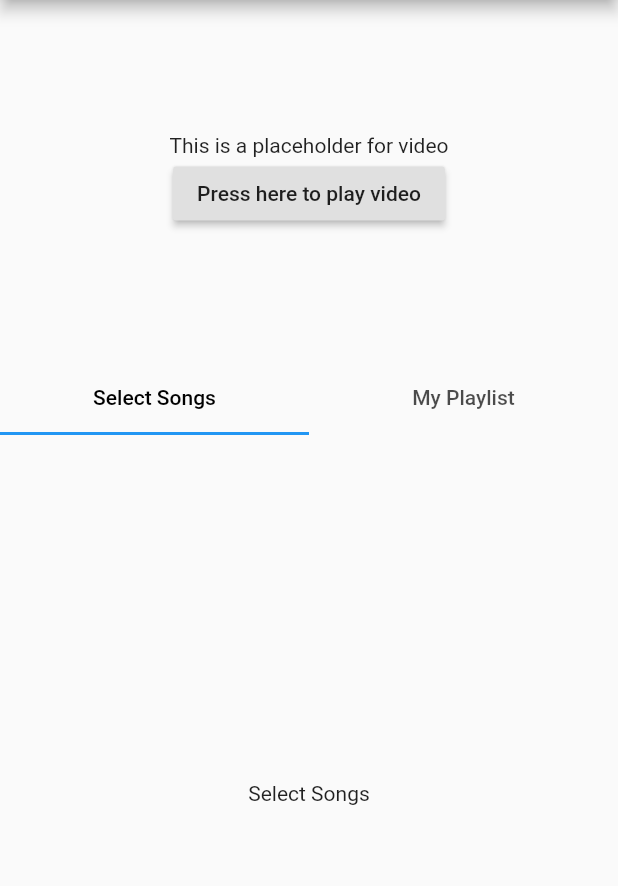
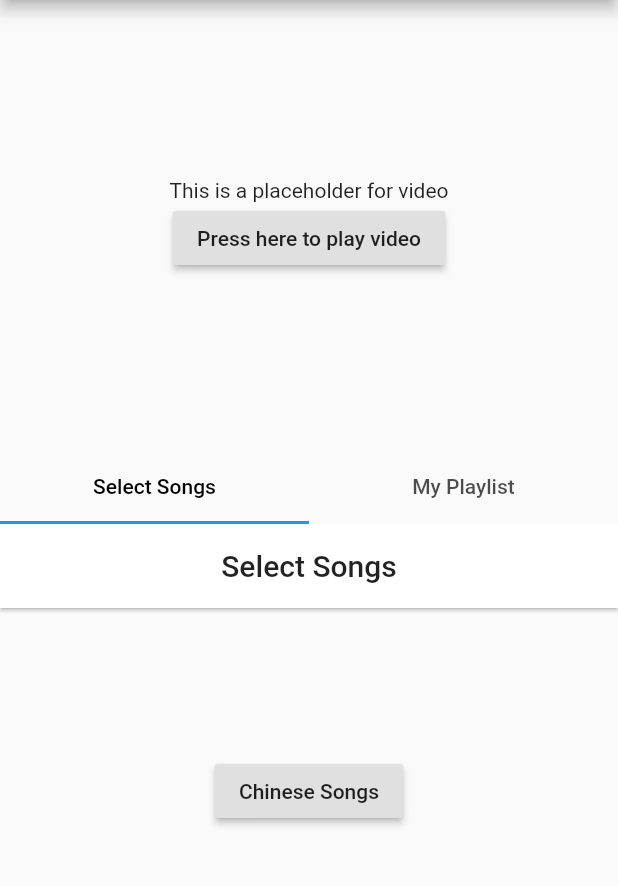
Before and after one commit to Janesee3/KaTVApp, a Flutter app: the screen it shows after launch, on a phone screen of 412 x 824 dp, the part 84-970 px from its top. Run offline on Flutter 3.47's test engine with Material 2 defaults, Android fonts, the phone set to English and light mode, and no system bars; missing offline and left inert: flutter_youtube.

Commit message:
use TabBar for ktv part

```diff
--- a/lib/main.dart
+++ b/lib/main.dart
@@ -35,28 +35,7 @@ class MyHomePage extends StatefulWidget {
   _MyHomePageState createState() => _MyHomePageState();
 }
 
-class _MyHomePageState extends State<MyHomePage>
-    with SingleTickerProviderStateMixin {
-  final bool _isSongSelection = true;
-  final List<Tab> myTabs = <Tab>[
-    Tab(text: 'Select Songs'),
-    Tab(text: 'My Playlist'),
-  ];
-
-  TabController _tabController;
-
-  @override
-  void initState() {
-    super.initState();
-    _tabController = TabController(vsync: this, length: myTabs.length);
-  }
-
-  @override
-  void dispose() {
-    _tabController.dispose();
-    super.dispose();
-  }
-
+class _MyHomePageState extends State<MyHomePage> {
   @override
   Widget build(BuildContext context) {
     return Scaffold(
@@ -66,22 +45,7 @@ class _MyHomePageState extends State<MyHomePage>
         body: Center(
             child: Column(
           mainAxisAlignment: MainAxisAlignment.spaceEvenly,
-          children: <Widget>[
-            VideoComponent(videoUrl: "meow"),
-            TabBar(
-              controller: _tabController,
-              tabs: myTabs,
-              labelColor: Colors.black,
-            ),
-            SizedBox(
-                height: 300.0,
-                child: TabBarView(
-                  controller: _tabController,
-                  children: myTabs.map((Tab tab) {
-                    return Center(child: Text(tab.text));
-                  }).toList(),
-                ))
-          ],
+          children: <Widget>[VideoComponent(videoUrl: "meow"), KtvUI()],
         )));
   }
 }
@@ -99,7 +63,7 @@ class VideoComponent extends StatefulWidget {
 class _VideoComponentState extends State<VideoComponent> {
   void playYoutubeVideo() {
     FlutterYoutube.playYoutubeVideoByUrl(
-        apiKey: "AIzaSyA-r5-33ElkuO2nkRSfQ1DFr_e1M0c9kzU",
+        apiKey: "AIzaSyAXhqkYvm0nn82rGDePq1l_ttw_T5Im1p0",
         videoUrl: "https://www.youtube.com/watch?v=TmwgJ8I7QCI",
         autoPlay: true,
         fullScreen: false);
@@ -122,4 +86,109 @@ class _VideoComponentState extends State<VideoComponent> {
   }
 }
 
-// Tabbed
+// KtvUI
+
+class KtvUI extends StatefulWidget {
+  KtvUI({Key key}) : super(key: key);
+
+  @override
+  _KtvUIState createState() => _KtvUIState();
+}
+
+class _KtvUIState extends State<KtvUI> with SingleTickerProviderStateMixin {
+  final List<Tab> myTabs = <Tab>[
+    Tab(text: 'Select Songs'),
+    Tab(text: 'My Playlist'),
+  ];
+
+  TabController _tabController;
+
+  @override
+  void initState() {
+    super.initState();
+    _tabController = TabController(vsync: this, length: myTabs.length);
+  }
+
+  @override
+  void dispose() {
+    _tabController.dispose();
+    super.dispose();
+  }
+
+  @override
+  Widget build(BuildContext context) {
+    return Center(
+        child: Column(
+      children: <Widget>[
+        TabBar(
+          controller: _tabController,
+          tabs: myTabs,
+          labelColor: Colors.black,
+        ),
+        SizedBox(
+            height: 300.0,
+            child: TabBarView(
+              controller: _tabController,
+              children: <Widget>[
+                SelectSong(),
+                Center(child: Text("Your Playlist"))
+              ],
+            ))
+      ],
+    ));
+  }
+}
+
+// Select Songs Tab
+
+class SelectSong extends StatefulWidget {
+  SelectSong({Key key, this.videoUrl}) : super(key: key);
+
+  final String videoUrl;
+
+  @override
+  _SelectSongState createState() => _SelectSongState();
+}
+
+class _SelectSongState extends State<SelectSong> {
+  AppBar _getAppBar(String title) {
+    return AppBar(
+      title: Text(title, style: TextStyle(color: Colors.black87)),
+      backgroundColor: Colors.white,
+      centerTitle: true,
+      elevation: 1.0,
+      iconTheme: IconThemeData(color: Colors.black87),
+    );
+  }
+
+  void _pushToCategory(BuildContext context) {
+    Navigator.of(context).push(
+      MaterialPageRoute<void>(
+        builder: (BuildContext context) {
+          // Returns a Scaffold. We are defining the body here
+
+          return Scaffold(
+              appBar: _getAppBar("Chinese Songs"),
+              body: Center(
+                child: RaisedButton(
+                  child: Text("Meow"),
+                  onPressed: () => _pushToCategory(context),
+                ),
+              ));
+        },
+      ),
+    );
+  }
+
+  @override
+  Widget build(BuildContext context) {
+    return Scaffold(
+        appBar: _getAppBar("Select Songs"),
+        body: Center(
+          child: RaisedButton(
+            child: Text("Chinese Songs"),
+            onPressed: () => _pushToCategory(context),
+          ),
+        ));
+  }
+}
```
Also changed, not shown: 3 other files.
